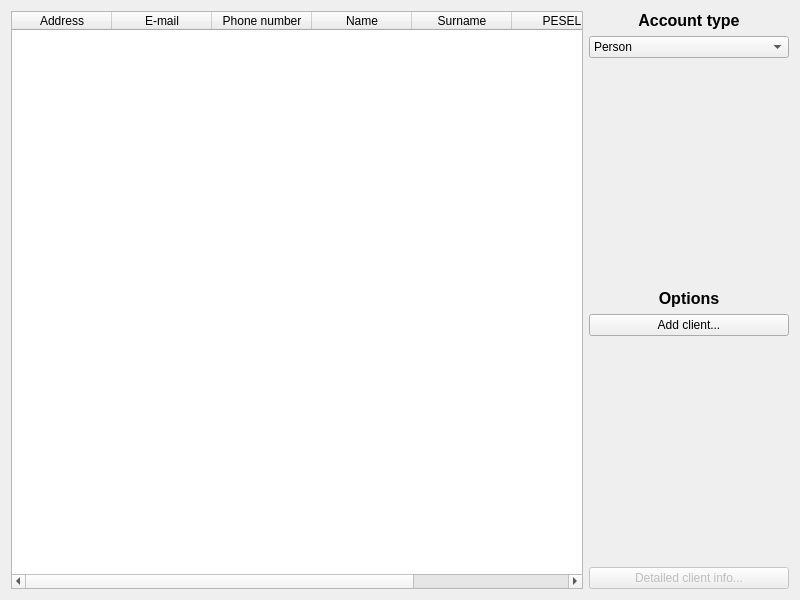
Old version of the form ui/clients_widget.ui in the repository JakPro15/23L-BD2-bank-management.
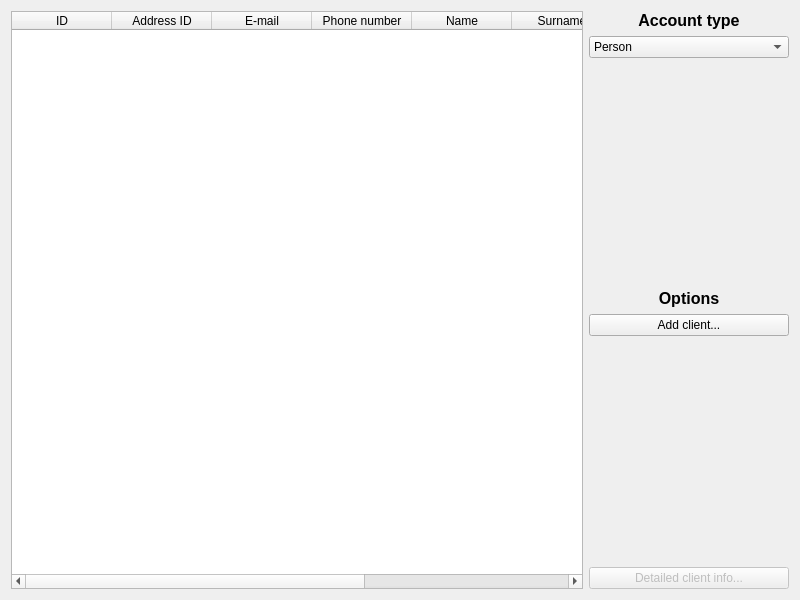
New version of the form.

Commit message: Clients table now loads data from the database. Added more dialogs for handling client and address creation processes.

What changed in the file:
```diff
--- a/ui/clients_widget.ui
+++ b/ui/clients_widget.ui
@@ -56,9 +56,17 @@
          <attribute name="horizontalHeaderStretchLastSection">
           <bool>true</bool>
          </attribute>
+         <attribute name="verticalHeaderVisible">
+          <bool>false</bool>
+         </attribute>
          <column>
           <property name="text">
-           <string>Address</string>
+           <string>ID</string>
+          </property>
+         </column>
+         <column>
+          <property name="text">
+           <string>Address ID</string>
           </property>
          </column>
          <column>
```
Left out of the diff: 10 changed lines with no effect on the pictures. The commit also changes 16 other files.
